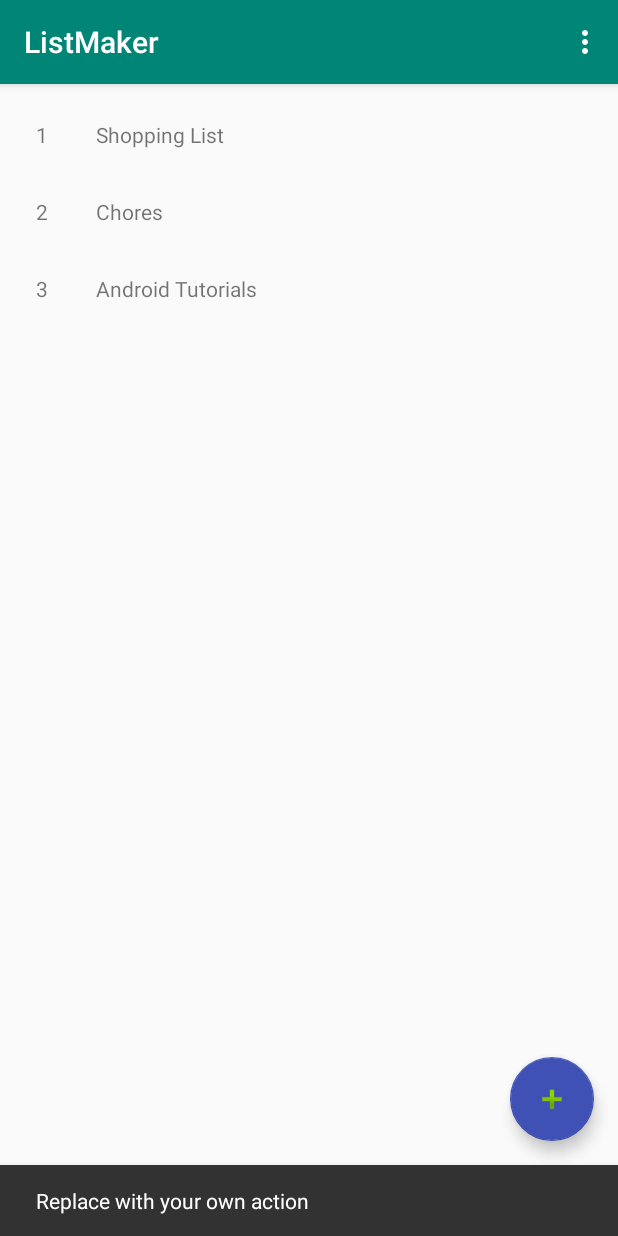
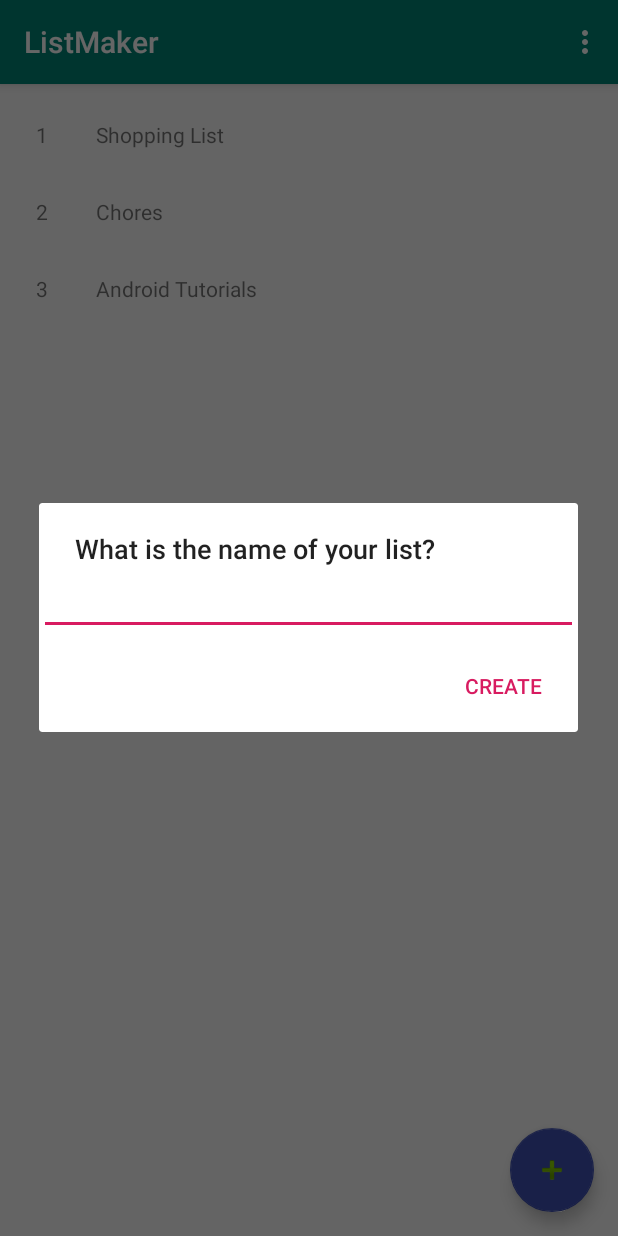
Before and after one commit to yosoydead/list-maker-prototype-, an Android app: the screen it shows after launch (MainActivity), after a tap on an icon or button, on a phone screen of 412 x 824 dp. Run offline under Robolectric (Android 15) with nearby library versions, the phone set to English and light mode, and no system bars.

Commit message:
step II 2 is done. fab displays a dialog now

```diff
--- a/app/src/main/java/com/example/listmaker/MainActivity.kt
+++ b/app/src/main/java/com/example/listmaker/MainActivity.kt
@@ -2,11 +2,14 @@ package com.example.listmaker
 
 import android.os.Bundle
 import android.support.design.widget.Snackbar
+import android.support.v7.app.AlertDialog
 import android.support.v7.app.AppCompatActivity;
 import android.support.v7.widget.LinearLayoutManager
 import android.support.v7.widget.RecyclerView
+import android.text.InputType
 import android.view.Menu
 import android.view.MenuItem
+import android.widget.EditText
 
 import kotlinx.android.synthetic.main.activity_main.*
 
@@ -20,9 +23,12 @@ class MainActivity : AppCompatActivity() {
         setContentView(R.layout.activity_main)
         setSupportActionBar(toolbar)
 
+        //make the FAB display a dialog when tapped
         fab.setOnClickListener { view ->
-            Snackbar.make(view, "Replace with your own action", Snackbar.LENGTH_LONG)
-                .setAction("Action", null).show()
+//            Snackbar.make(view, "Replace with your own action", Snackbar.LENGTH_LONG)
+//                .setAction("Action", null).show()
+            showCreateListDialog()
+
         }
 
         //when the main activity is created, initialize the variable for the RecyclerView
@@ -51,4 +57,33 @@ class MainActivity : AppCompatActivity() {
             else -> super.onOptionsItemSelected(item)
         }
     }
+
+    //this method will be used by the FAB onClick to display a dialog
+    private fun showCreateListDialog(){
+        //grab the string resources from the xml file
+        val dialogTitle = getString(R.string.name_of_list)
+        val positiveButtonTitle = getString(R.string.create_list)
+
+        //build the dialog
+        val builder = AlertDialog.Builder(this)
+        //inside the dialog, show an edit text field where the user can
+        //add the name of a list
+        val listTitleEditText = EditText(this)
+        //by specifying the input type, android will know what keyboard
+        //is most appropriate
+        listTitleEditText.inputType = InputType.TYPE_CLASS_TEXT
+
+        //set the attributes of the dialog
+        builder.setTitle(dialogTitle)
+        builder.setView(listTitleEditText)
+
+        //the setPositiveButton method tells the dialog that a positive action happened
+        //and something should occur
+        //there can also be nevativeButton for cases such as cancellation
+        builder.setPositiveButton(positiveButtonTitle, { dialog, i ->
+            dialog.dismiss()
+        })
+
+        builder.create().show()
+    }
 }
--- a/app/src/main/res/values/strings.xml
+++ b/app/src/main/res/values/strings.xml
@@ -1,4 +1,8 @@
 <resources>
     <string name="app_name">ListMaker</string>
     <string name="action_settings">Settings</string>
+
+    <!--these values will be used by the dialog opened from FAB-->
+    <string name="name_of_list">What is the name of your list?</string>
+    <string name="create_list">Create</string>
 </resources>
```
Also changed, not shown: 2 other files.
